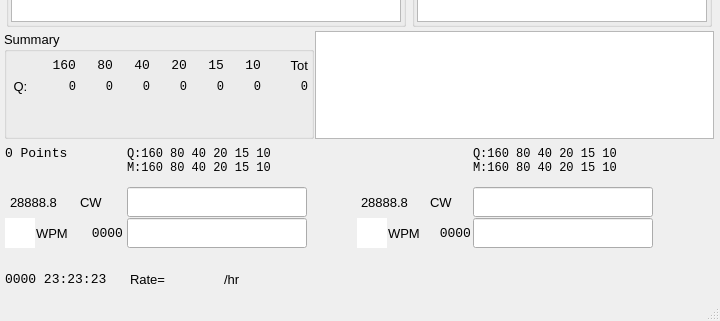
Before: the Qt Designer form so2sdr/so2sdr.ui in n4ogw/so2sdr, drawn with Qt 5; both pictures show x 0 to 720 and y 258 to 579 of the 720 by 579 pixel window.
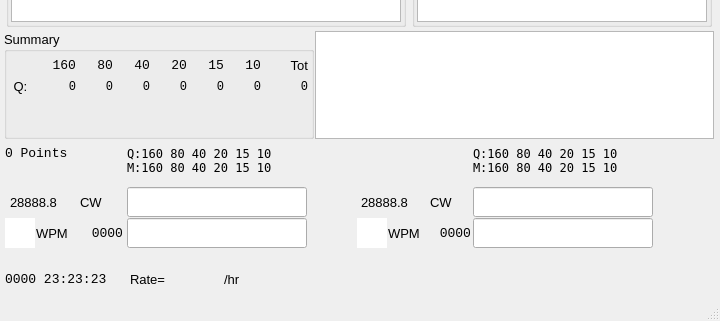
After: the same form once the commit is applied. Custom widgets are drawn as their Qt base class.

Patch:
```diff
--- a/so2sdr/so2sdr.ui
+++ b/so2sdr/so2sdr.ui
@@ -1796,7 +1796,7 @@
           </property>
           <property name="font">
            <font>
-            <family>Monospace</family>
+            <family>Bitstream Vera Sans Mono</family>
             <pointsize>9</pointsize>
            </font>
           </property>
@@ -1827,7 +1827,7 @@
           </property>
           <property name="font">
            <font>
-            <family>Monospace</family>
+            <family>Bitstream Vera Sans Mono</family>
             <pointsize>9</pointsize>
            </font>
           </property>
@@ -1858,7 +1858,7 @@
           </property>
           <property name="font">
            <font>
-            <family>Monospace</family>
+            <family>Bitstream Vera Sans Mono</family>
             <pointsize>9</pointsize>
            </font>
           </property>
@@ -1889,7 +1889,7 @@
           </property>
           <property name="font">
            <font>
-            <family>Monospace</family>
+            <family>Bitstream Vera Sans Mono</family>
             <pointsize>9</pointsize>
            </font>
           </property>
```
Left out of the diff: 19 changed lines with no effect on the pictures.
